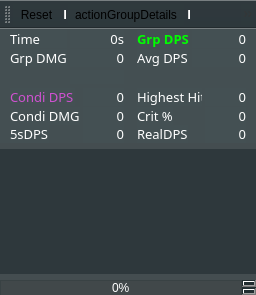
The window that mainwindow.ui (Tyrox92/Gw2SPECS) describes before a commit, drawn with Qt 5.
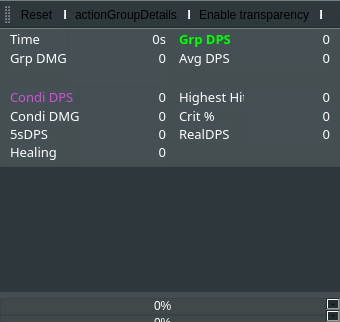
The same window after the commit. Icons and pictures are not drawn. Custom widgets are drawn as their Qt base class.

Commit message:
Implemented Healing into Additional Details
- Healing Value is in Addtional Details Tab
- Updating when it finds a Healing Value
- This is the Overall Healing Done (similar to TotalDMG)

Patch:
```diff
--- a/mainwindow.ui
+++ b/mainwindow.ui
@@ -9,8 +9,8 @@
    <rect>
     <x>0</x>
     <y>0</y>
-    <width>256</width>
-    <height>295</height>
+    <width>340</width>
+    <height>322</height>
    </rect>
   </property>
   <property name="sizePolicy">
@@ -768,109 +768,7 @@
           <property name="verticalSpacing">
            <number>0</number>
           </property>
-          <item row="2" column="3">
-           <widget class="QLabel" name="condiDPS">
-            <property name="sizePolicy">
-             <sizepolicy hsizetype="Expanding" vsizetype="Fixed">
-              <horstretch>0</horstretch>
-              <verstretch>0</verstretch>
-             </sizepolicy>
-            </property>
-            <property name="font">
-             <font>
-              <family>DINPro-Black</family>
-              <pointsize>10</pointsize>
-              <weight>50</weight>
-              <italic>false</italic>
-              <bold>false</bold>
-              <underline>false</underline>
-             </font>
-            </property>
-            <property name="layoutDirection">
-             <enum>Qt::LeftToRight</enum>
-            </property>
-            <property name="styleSheet">
-             <string notr="true">color: rgb(255, 255, 255);</string>
-            </property>
-            <property name="text">
-             <string>0</string>
-            </property>
-            <property name="alignment">
-             <set>Qt::AlignRight|Qt::AlignTrailing|Qt::AlignVCenter</set>
-            </property>
-           </widget>
-          </item>
-          <item row="0" column="11" rowspan="3">
-           <spacer name="horizontalSpacer_5">
-            <property name="orientation">
-             <enum>Qt::Horizontal</enum>
-            </property>
-            <property name="sizeType">
-             <enum>QSizePolicy::Fixed</enum>
-            </property>
-            <property name="sizeHint" stdset="0">
-             <size>
-              <width>10</width>
-              <height>20</height>
-             </size>
-            </property>
-           </spacer>
-          </item>
-          <item row="2" column="10">
-           <widget class="QLabel" name="labelMaxDmgValue">
-            <property name="sizePolicy">
-             <sizepolicy hsizetype="Expanding" vsizetype="Fixed">
-              <horstretch>0</horstretch>
-              <verstretch>0</verstretch>
-             </sizepolicy>
-            </property>
-            <property name="font">
-             <font>
-              <family>DINPro-Black</family>
-              <pointsize>10</pointsize>
-              <weight>50</weight>
-              <italic>false</italic>
-              <bold>false</bold>
-              <underline>false</underline>
-             </font>
-            </property>
-            <property name="layoutDirection">
-             <enum>Qt::LeftToRight</enum>
-            </property>
-            <property name="styleSheet">
-             <string notr="true">color: rgb(255, 255, 255);</string>
-            </property>
-            <property name="text">
-             <string>0</string>
-            </property>
-            <property name="textFormat">
-             <enum>Qt::AutoText</enum>
-            </property>
-            <property name="scaledContents">
-             <bool>false</bool>
-            </property>
-            <property name="alignment">
-             <set>Qt::AlignRight|Qt::AlignTrailing|Qt::AlignVCenter</set>
-            </property>
-           </widget>
-          </item>
-          <item row="2" column="4">
-           <spacer name="horizontalSpacer_2">
-            <property name="orientation">
-             <enum>Qt::Horizontal</enum>
-            </property>
-            <property name="sizeType">
-             <enum>QSizePolicy::Fixed</enum>
-            </property>
-            <property name="sizeHint" stdset="0">
-             <size>
-              <width>10</width>
-              <height>20</height>
-             </size>
-            </property>
-           </spacer>
-          </item>
-          <item row="2" column="9">
+          <item row="1" column="6">
            <widget class="QLabel" name="labelMaxDmg_6">
             <property name="sizePolicy">
              <sizepolicy hsizetype="Fixed" vsizetype="Fixed">
@@ -905,7 +803,23 @@
             </property>
            </widget>
           </item>
-          <item row="2" column="1">
+          <item row="1" column="4">
+           <spacer name="horizontalSpacer_2">
+            <property name="orientation">
+             <enum>Qt::Horizontal</enum>
+            </property>
+            <property name="sizeType">
+             <enum>QSizePolicy::Fixed</enum>
+            </property>
+            <property name="sizeHint" stdset="0">
+             <size>
+              <width>10</width>
+              <height>20</height>
+             </size>
+            </property>
+           </spacer>
+          </item>
+          <item row="1" column="1">
            <widget class="QLabel" name="labelMaxDmg_4">
             <property name="sizePolicy">
              <sizepolicy hsizetype="Fixed" vsizetype="Fixed">
@@ -943,7 +857,62 @@
             </property>
            </widget>
           </item>
-          <item row="3" column="1">
+          <item row="3" column="6" rowspan="2">
+           <widget class="QLabel" name="labelRealDPS">
+            <property name="sizePolicy">
+             <sizepolicy hsizetype="Fixed" vsizetype="Fixed">
+              <horstretch>0</horstretch>
+              <verstretch>0</verstretch>
+             </sizepolicy>
+            </property>
+            <property name="font">
+             <font>
+              <family>DINPro-Black</family>
+              <pointsize>10</pointsize>
+              <weight>50</weight>
+              <italic>false</italic>
+              <bold>false</bold>
+              <underline>false</underline>
+             </font>
+            </property>
+            <property name="styleSheet">
+             <string>color: rgb(255, 255, 255);</string>
+            </property>
+            <property name="text">
+             <string>RealDPS</string>
+            </property>
+           </widget>
+          </item>
+          <item row="2" column="6">
+           <widget class="QLabel" name="labelMaxDmg_5">
+            <property name="sizePolicy">
+             <sizepolicy hsizetype="Fixed" vsizetype="Fixed">
+              <horstretch>0</horstretch>
+              <verstretch>0</verstretch>
+             </sizepolicy>
+            </property>
+            <property name="font">
+             <font>
+              <family>DINPro-Black</family>
+              <pointsize>10</pointsize>
+              <weight>50</weight>
+              <italic>false</italic>
+              <bold>false</bold>
+              <underline>false</underline>
+             </font>
+            </property>
+            <property name="styleSheet">
+             <string notr="true">color: rgb(255, 255, 255);</string>
+            </property>
+            <property name="text">
+             <string>Crit %</string>
+            </property>
+            <property name="alignment">
+             <set>Qt::AlignLeading|Qt::AlignLeft|Qt::AlignVCenter</set>
+            </property>
+           </widget>
+          </item>
+          <item row="2" column="1">
            <widget class="QLabel" name="label_17">
             <property name="sizePolicy">
              <sizepolicy hsizetype="Fixed" vsizetype="Fixed">
@@ -969,7 +938,173 @@
             </property>
            </widget>
           </item>
-          <item row="4" column="1">
+          <item row="1" column="2">
+           <widget class="QLabel" name="condiDPS">
+            <property name="sizePolicy">
+             <sizepolicy hsizetype="Expanding" vsizetype="Fixed">
+              <horstretch>0</horstretch>
+              <verstretch>0</verstretch>
+             </sizepolicy>
+            </property>
+            <property name="font">
+             <font>
+              <family>DINPro-Black</family>
+              <pointsize>10</pointsize>
+              <weight>50</weight>
+              <italic>false</italic>
+              <bold>false</bold>
+              <underline>false</underline>
+             </font>
+            </property>
+            <property name="layoutDirection">
+             <enum>Qt::LeftToRight</enum>
+            </property>
+            <property name="styleSheet">
+             <string notr="true">color: rgb(255, 255, 255);</string>
+            </property>
+            <property name="text">
+             <string>0</string>
+            </property>
+            <property name="alignment">
+             <set>Qt::AlignRight|Qt::AlignTrailing|Qt::AlignVCenter</set>
+            </property>
+           </widget>
+          </item>
+          <item row="1" column="7">
+           <widget class="QLabel" name="labelMaxDmgValue">
+            <property name="sizePolicy">
+             <sizepolicy hsizetype="Expanding" vsizetype="Fixed">
+              <horstretch>0</horstretch>
+              <verstretch>0</verstretch>
+             </sizepolicy>
+            </property>
+            <property name="font">
+             <font>
+              <family>DINPro-Black</family>
+              <pointsize>10</pointsize>
+              <weight>50</weight>
+              <italic>false</italic>
+              <bold>false</bold>
+              <underline>false</underline>
+             </font>
+            </property>
+            <property name="layoutDirection">
+             <enum>Qt::LeftToRight</enum>
+            </property>
+            <property name="styleSheet">
+             <string notr="true">color: rgb(255, 255, 255);</string>
+            </property>
+            <property name="text">
+             <string>0</string>
+            </property>
+            <property name="textFormat">
+             <enum>Qt::AutoText</enum>
+            </property>
+            <property name="scaledContents">
+             <bool>false</bool>
+            </property>
+            <property name="alignment">
+             <set>Qt::AlignRight|Qt::AlignTrailing|Qt::AlignVCenter</set>
+            </property>
+           </widget>
+          </item>
+          <item row="1" column="0">
+           <spacer name="horizontalSpacer_4">
+            <property name="orientation">
+             <enum>Qt::Horizontal</enum>
+            </property>
+            <property name="sizeType">
+             <enum>QSizePolicy::Fixed</enum>
+            </property>
+            <property name="sizeHint" stdset="0">
+             <size>
+              <width>10</width>
+              <height>20</height>
+             </size>
+            </property>
+           </spacer>
+          </item>
+          <item row="0" column="8" rowspan="2">
+           <spacer name="horizontalSpacer_5">
+            <property name="orientation">
+             <enum>Qt::Horizontal</enum>
+            </property>
+            <property name="sizeType">
+             <enum>QSizePolicy::Fixed</enum>
+            </property>
+            <property name="sizeHint" stdset="0">
+             <size>
+              <width>10</width>
+              <height>20</height>
+             </size>
+            </property>
+           </spacer>
+          </item>
+          <item row="2" column="7">
+           <widget class="QLabel" name="critChance">
+            <property name="sizePolicy">
+             <sizepolicy hsizetype="Expanding" vsizetype="Fixed">
+              <horstretch>0</horstretch>
+              <verstretch>0</verstretch>
+             </sizepolicy>
+            </property>
+            <property name="font">
+             <font>
+              <family>DINPro-Black</family>
+              <pointsize>10</pointsize>
+              <weight>50</weight>
+              <italic>false</italic>
+              <bold>false</bold>
+              <underline>false</underline>
+             </font>
+            </property>
+            <property name="layoutDirection">
+             <enum>Qt::LeftToRight</enum>
+            </property>
+            <property name="styleSheet">
+             <string notr="true">color: rgb(255, 255, 255);</string>
+            </property>
+            <property name="text">
+             <string>0</string>
+            </property>
+            <property name="alignment">
+             <set>Qt::AlignRight|Qt::AlignTrailing|Qt::AlignVCenter</set>
+            </property>
+           </widget>
+          </item>
+          <item row="3" column="7" rowspan="2">
+           <widget class="QLabel" name="labelRealDPSValue">
+            <property name="sizePolicy">
+             <sizepolicy hsizetype="Expanding" vsizetype="Fixed">
+              <horstretch>0</horstretch>
+              <verstretch>0</verstretch>
+             </sizepolicy>
+            </property>
+            <property name="font">
+             <font>
+              <family>DINPro-Black</family>
+              <pointsize>10</pointsize>
+              <weight>50</weight>
+              <italic>false</italic>
+              <bold>false</bold>
+              <underline>false</underline>
+             </font>
+            </property>
+            <property name="layoutDirection">
+             <enum>Qt::LeftToRight</enum>
+            </property>
+            <property name="styleSheet">
+             <string>color: rgb(255, 255, 255);</string>
+            </property>
+            <property name="text">
+             <string>0</string>
+            </property>
+            <property name="alignment">
+             <set>Qt::AlignRight|Qt::AlignTrailing|Qt::AlignVCenter</set>
+            </property>
+           </widget>
+          </item>
+          <item row="3" column="1" rowspan="2">
            <widget class="QLabel" name="label5sDPS">
             <property name="sizePolicy">
              <sizepolicy hsizetype="Fixed" vsizetype="Fixed">
@@ -995,39 +1130,7 @@
             </property>
            </widget>
           </item>
-          <item row="3" column="3">
-           <widget class="QLabel" name="labelCondiDMGValue">
-            <property name="sizePolicy">
-             <sizepolicy hsizetype="Expanding" vsizetype="Fixed">
-              <horstretch>0</horstretch>
-              <verstretch>0</verstretch>
-             </sizepolicy>
-            </property>
-            <property name="font">
-             <font>
-              <family>DINPro-Black</family>
-              <pointsize>10</pointsize>
-              <weight>50</weight>
-              <italic>false</italic>
-              <bold>false</bold>
-              <underline>false</underline>
-             </font>
-            </property>
-            <property name="layoutDirection">
-             <enum>Qt::LeftToRight</enum>
-            </property>
-            <property name="styleSheet">
-             <string>color: rgb(255, 255, 255);</string>
-            </property>
-            <property name="text">
-             <string>0</string>
-            </property>
-            <property name="alignment">
-             <set>Qt::AlignRight|Qt::AlignTrailing|Qt::AlignVCenter</set>
-            </property>
-           </widget>
-          </item>
-          <item row="4" column="3">
+          <item row="3" column="2" rowspan="2">
            <widget class="QLabel" name="label5sDPSValue">
             <property name="sizePolicy">
              <sizepolicy hsizetype="Expanding" vsizetype="Fixed">
@@ -1059,38 +1162,9 @@
             </property>
            </widget>
           </item>
-          <item row="3" column="9">
-           <widget class="QLabel" name="labelMaxDmg_5">
+          <item row="2" column="2">
+           <widget class="QLabel" name="labelCondiDMGValue">
             <property name="sizePolicy">
-             <sizepolicy hsizetype="Fixed" vsizetype="Fixed">
-              <horstretch>0</horstretch>
-              <verstretch>0</verstretch>
-             </sizepolicy>
-            </property>
-            <property name="font">
-             <font>
-              <family>DINPro-Black</family>
-              <pointsize>10</pointsize>
-              <weight>50</weight>
-              <italic>false</italic>
-              <bold>false</bold>
-              <underline>false</underline>
-             </font>
-            </property>
-            <property name="styleSheet">
-             <string notr="true">color: rgb(255, 255, 255);</string>
-            </property>
-            <property name="text">
-             <string>Crit %</string>
-            </property>
-            <property name="alignment">
-             <set>Qt::AlignLeading|Qt::AlignLeft|Qt::AlignVCenter</set>
-            </property>
-           </widget>
-          </item>
-          <item row="3" column="10">
-           <widget class="QLabel" name="critChance">
-            <property name="sizePolicy">
              <sizepolicy hsizetype="Expanding" vsizetype="Fixed">
               <horstretch>0</horstretch>
               <verstretch>0</verstretch>
@@ -1110,7 +1184,7 @@
              <enum>Qt::LeftToRight</enum>
             </property>
             <property name="styleSheet">
-             <string notr="true">color: rgb(255, 255, 255);</string>
+             <string>color: rgb(255, 255, 255);</string>
             </property>
             <property name="text">
              <string>0</string>
@@ -1120,8 +1194,8 @@
             </property>
            </widget>
           </item>
-          <item row="4" column="9">
-           <widget class="QLabel" name="labelRealDPS">
+          <item row="5" column="1">
+           <widget class="QLabel" name="labelHealingDone">
             <property name="sizePolicy">
              <sizepolicy hsizetype="Fixed" vsizetype="Fixed">
               <horstretch>0</horstretch>
@@ -1142,12 +1216,12 @@
              <string>color: rgb(255, 255, 255);</string>
             </property>
             <property name="text">
-             <string>RealDPS</string>
+             <string>Healing</string>
             </property>
            </widget>
           </item>
-          <item row="4" column="10">
-           <widget class="QLabel" name="labelRealDPSValue">
+          <item row="5" column="2">
+           <widget class="QLabel" name="labelHealingDoneValue">
             <property name="sizePolicy">
              <sizepolicy hsizetype="Expanding" vsizetype="Fixed">
               <horstretch>0</horstretch>
@@ -1178,22 +1252,6 @@
             </property>
            </widget>
           </item>
-          <item row="2" column="0">
-           <spacer name="horizontalSpacer_4">
-            <property name="orientation">
-             <enum>Qt::Horizontal</enum>
-            </property>
-            <property name="sizeType">
-             <enum>QSizePolicy::Fixed</enum>
-            </property>
-            <property name="sizeHint" stdset="0">
-             <size>
-              <width>10</width>
-              <height>20</height>
-             </size>
-            </property>
-           </spacer>
-          </item>
          </layout>
         </widget>
        </item>
@@ -1273,7 +1331,7 @@
            <rect>
             <x>0</x>
             <y>0</y>
-            <width>239</width>
+            <width>323</width>
             <height>180</height>
            </rect>
           </property>
```
The commit also changes 1 other file.
